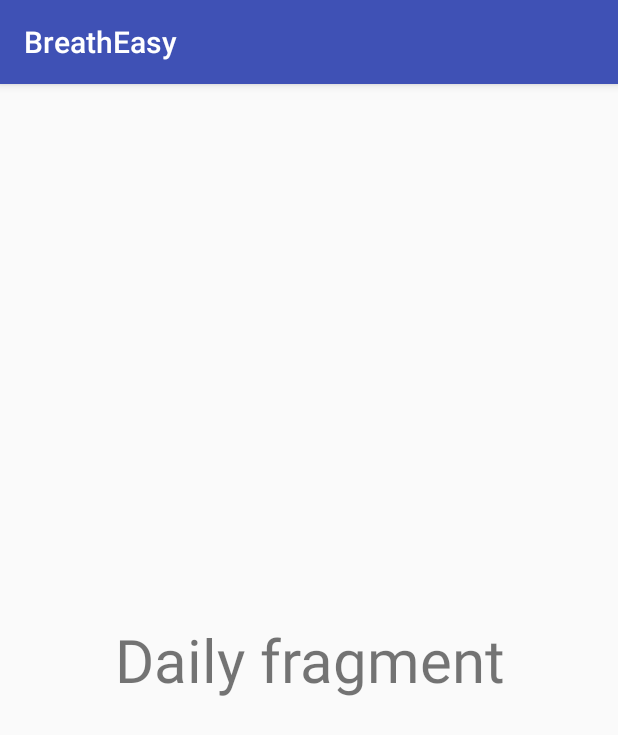
After one commit to daneography/BreathEasy-AndroidStudio, an Android app: the fragment dailyFragment placed in its activity, on a phone screen of 412 x 824 dp. The commit adds this screen. Shown: the top 735 px of the screen. Run offline under Robolectric (Android 15) with nearby library versions, the phone set to English and light mode, and no system bars.

Commit message:
version 0.5.1
menu buttons workign now but no back key to go back to main menu

```diff
--- /dev/null
+++ b/app/src/main/java/uofsc/com/breatheasy/dailyFragment.java
@@ -0,0 +1,26 @@
+package uofsc.com.breatheasy;
+
+import android.content.Context;
+import android.net.Uri;
+import android.os.Bundle;
+import android.view.LayoutInflater;
+import android.view.View;
+import android.view.ViewGroup;
+import android.app.Fragment;
+import android.app.FragmentTransaction;
+import android.widget.TextView;
+
+
+public class dailyFragment extends Fragment {
+    private TextView tvDaily;
+
+    public View onCreateView(LayoutInflater inflater, ViewGroup container, Bundle savedInstanceState){
+        View view = inflater.inflate(R.layout.fragment_daily,container,false);
+        initViews(view);
+        return view;
+    }
+
+    private void initViews(View view){
+        tvDaily = (TextView)view.findViewById(R.id.tvDaily);
+    }
+}
--- /dev/null
+++ b/app/src/main/res/layout/fragment_daily.xml
@@ -0,0 +1,18 @@
+<FrameLayout xmlns:android="http://schemas.android.com/apk/res/android"
+    xmlns:tools="http://schemas.android.com/tools"
+    android:layout_width="match_parent"
+    android:layout_height="match_parent"
+    tools:context="uofsc.com.breatheasy.dailyFragment">
+
+    <TextView
+        android:id="@+id/tvDaily"
+        android:layout_width="wrap_content"
+        android:layout_height="wrap_content"
+        android:text="Daily fragment"
+        android:layout_marginLeft="16dp"
+        android:layout_marginRight="16dp"
+        android:layout_gravity="center"
+        android:textAlignment="center"
+        android:textSize="40dp"/>
+
+</FrameLayout>
```
Also changed, not shown: app/src/main/java/uofsc/com/breatheasy/communitiesFragment.java (added, +27 -0 lines), app/src/main/java/uofsc/com/breatheasy/mainMenuFragment.java (+41 -4 lines), app/src/main/java/uofsc/com/breatheasy/mindfulnessFragment.java (added, +26 -0 lines), app/src/main/res/layout/fragment_communities.xml (added, +19 -0 lines), app/src/main/res/layout/fragment_mindfulness.xml (added, +18 -0 lines).
